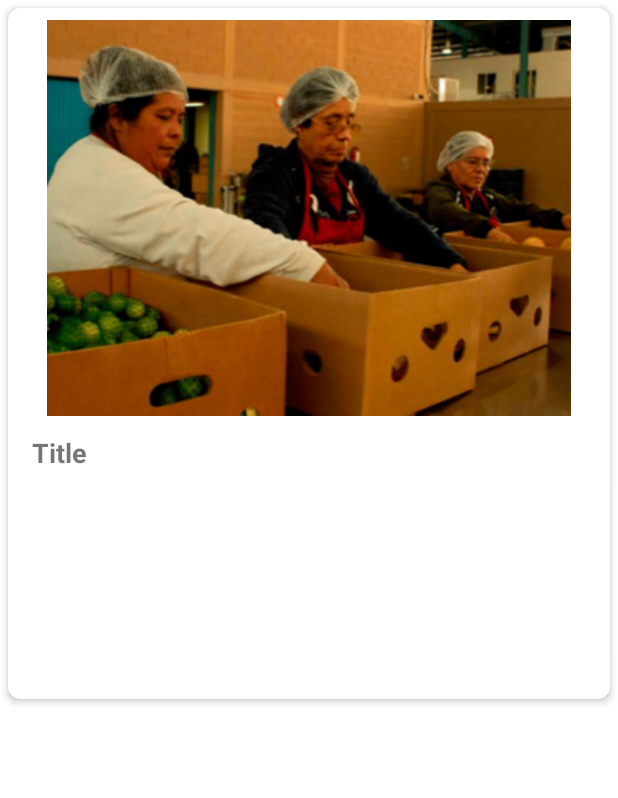
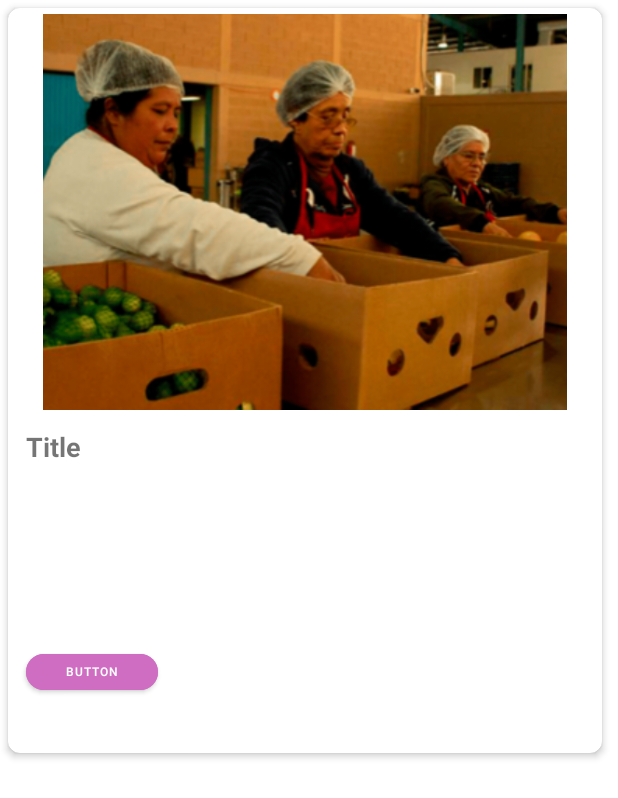
Before and after one commit to fdoddoli/Caritas_Android_App, an Android app: the layout card_layout.xml on its own in the app's theme, with its tools: preview values and no code run, on a phone screen of 412 x 824 dp. Shown: the top 798 px of the screen. Run offline under Robolectric (Android 15) with nearby library versions, the phone set to English and light mode, and no system bars; network calls fail.

Commit message:
categoria en card_layout

```diff
--- a/CaritasReto/app/src/main/java/com/example/caritasreto/controller/RecyclerAdapterNoticias.kt
+++ b/CaritasReto/app/src/main/java/com/example/caritasreto/controller/RecyclerAdapterNoticias.kt
@@ -5,6 +5,7 @@ import android.util.Log
 import android.view.LayoutInflater
 import android.view.View
 import android.view.ViewGroup
+import android.widget.Button
 import android.widget.ImageView
 import android.widget.TextView
 import androidx.recyclerview.widget.RecyclerView
@@ -57,6 +58,7 @@ class RecyclerAdapterNoticias: RecyclerView.Adapter<RecyclerAdapterNoticias.View
             holder.itemTitle.text = this.listaFinal[position2].getTitulo()
             holder.itemDescription.text = this.listaFinal[position2].getDescipcion()
             holder.itemImage.setImageResource(images[position2])
+            holder.itemCategoria.setText(listaFinal[position2].getCategoria())
         }
 
         //Click Listener on Item
@@ -92,10 +94,12 @@ class RecyclerAdapterNoticias: RecyclerView.Adapter<RecyclerAdapterNoticias.View
         var itemImage: ImageView
         var itemTitle: TextView
         var itemDescription: TextView
+        var itemCategoria: Button
         init{
             itemImage = itemView.findViewById(R.id.Image)
             itemTitle = itemView.findViewById(R.id.Title)
             itemDescription = itemView.findViewById(R.id.Description)
+            itemCategoria = itemView.findViewById(R.id.categoria)
         }
     }
 
--- a/CaritasReto/app/src/main/res/layout/card_layout.xml
+++ b/CaritasReto/app/src/main/res/layout/card_layout.xml
@@ -7,8 +7,7 @@
     android:layout_height="wrap_content"
     android:layout_margin="5dp"
     app:cardCornerRadius="8dp"
-    app:cardElevation="3dp"
-    app:contentPadding="4dp">
+    app:cardElevation="3dp">
 
 
     <androidx.constraintlayout.widget.ConstraintLayout
@@ -49,13 +48,30 @@
             android:layout_height="100dp"
             android:layout_marginStart="8dp"
             android:layout_marginTop="12dp"
-            android:layout_marginBottom="32dp"
+            android:layout_marginBottom="8dp"
             android:text="@string/empty"
             android:textSize="12dp"
-            app:layout_constraintBottom_toBottomOf="parent"
+            app:layout_constraintBottom_toTopOf="@+id/categoria"
             app:layout_constraintLeft_toRightOf="@id/Image"
             app:layout_constraintStart_toStartOf="parent"
             app:layout_constraintTop_toBottomOf="@+id/Title" />
 
+        <Button
+            android:id="@+id/categoria"
+            android:layout_width="wrap_content"
+            android:layout_height="36dp"
+            android:layout_marginStart="8dp"
+            android:layout_marginBottom="32dp"
+            android:backgroundTint="@color/morado"
+            android:paddingLeft="8dp"
+            android:paddingTop="4dp"
+            android:paddingRight="8dp"
+            android:paddingBottom="4dp"
+            android:text="Button"
+            android:textSize="8dp"
+            app:cornerRadius="24dp"
+            app:layout_constraintBottom_toBottomOf="parent"
+            app:layout_constraintStart_toStartOf="parent" />
+
     </androidx.constraintlayout.widget.ConstraintLayout>
 </androidx.cardview.widget.CardView>
```
